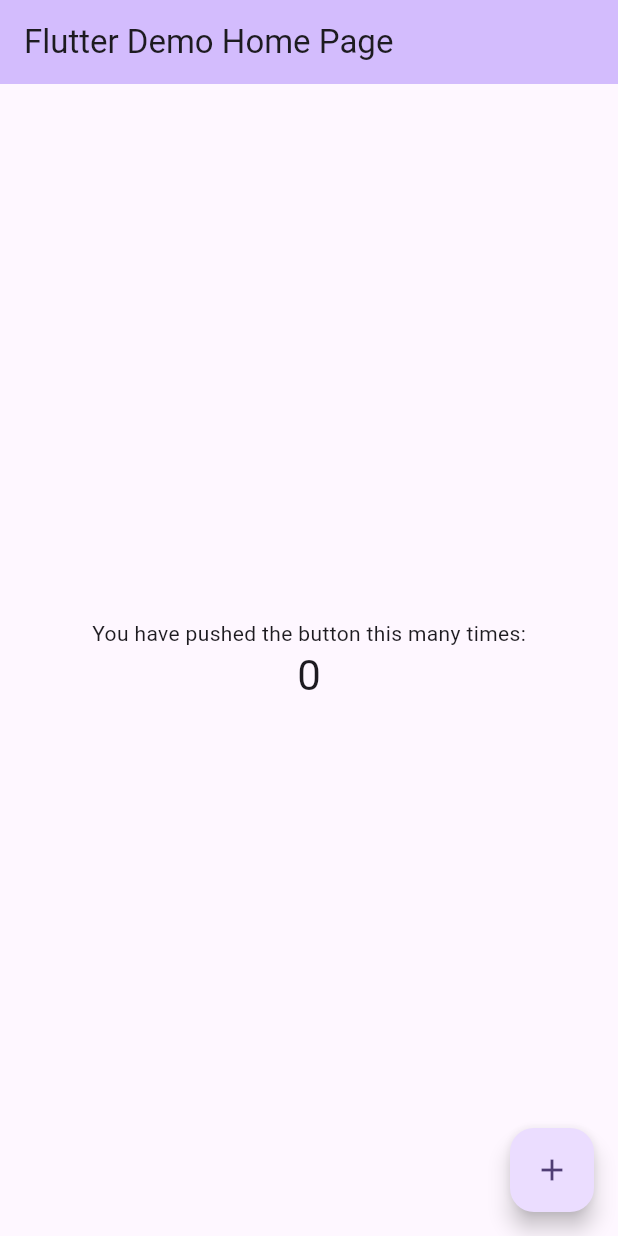
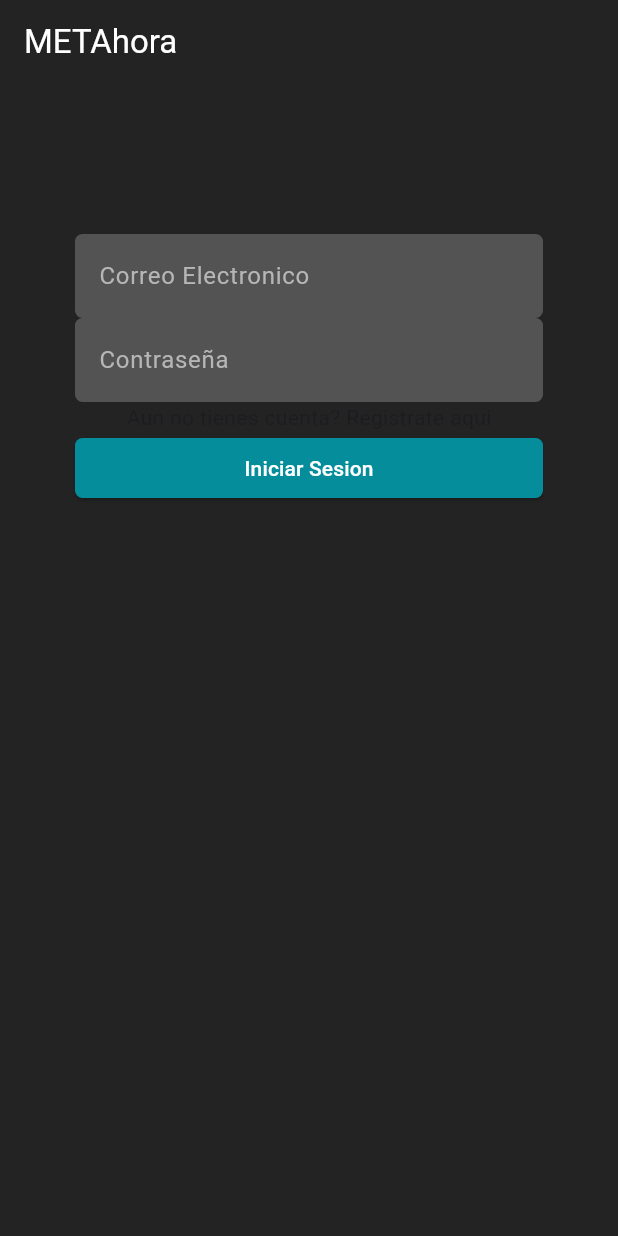
Before and after one commit to rodrigoFM17/MetaAhora_App_Flutter, a Flutter app: the screen it shows after launch, on a phone screen of 412 x 824 dp. Run offline on Flutter 3.47's test engine with Material 3 defaults, Android fonts, the phone set to English and light mode, and no system bars; missing offline and left inert: dart:ffi.

Commit message:
login en proceso

```diff
--- a/lib/main.dart
+++ b/lib/main.dart
@@ -1,4 +1,7 @@
 import 'package:flutter/material.dart';
+import 'package:meta_ahora/notes/presentation/screens/add_notes_screen.dart';
+import 'package:meta_ahora/notes/presentation/screens/notes_screen.dart';
+import 'package:meta_ahora/user/presentation/screen/login_screen.dart';
 
 void main() {
   runApp(const MyApp());
@@ -11,112 +14,14 @@ class MyApp extends StatelessWidget {
   @override
   Widget build(BuildContext context) {
     return MaterialApp(
-      title: 'Flutter Demo',
-      theme: ThemeData(
-        // This is the theme of your application.
-        //
-        // TRY THIS: Try running your application with "flutter run". You'll see
-        // the application has a purple toolbar. Then, without quitting the app,
-        // try changing the seedColor in the colorScheme below to Colors.green
-        // and then invoke "hot reload" (save your changes or press the "hot
-        // reload" button in a Flutter-supported IDE, or press "r" if you used
-        // the command line to start the app).
-        //
-        // Notice that the counter didn't reset back to zero; the application
-        // state is not lost during the reload. To reset the state, use hot
-        // restart instead.
-        //
-        // This works for code too, not just values: Most code changes can be
-        // tested with just a hot reload.
-        colorScheme: ColorScheme.fromSeed(seedColor: Colors.deepPurple),
-      ),
-      home: const MyHomePage(title: 'Flutter Demo Home Page'),
+      debugShowCheckedModeBanner: false,
+      title: 'METAhora',
+      initialRoute: "/login",
+      routes: {
+        // "/": (context) => NotesScreen(),
+        "/login" : (context) => LoginScreen(),
+        // "/notes/add" : (context) => AddNotesScreen()
+      },
     );
   }
 }
-
-class MyHomePage extends StatefulWidget {
-  const MyHomePage({super.key, required this.title});
-
-  // This widget is the home page of your application. It is stateful, meaning
-  // that it has a State object (defined below) that contains fields that affect
-  // how it looks.
-
-  // This class is the configuration for the state. It holds the values (in this
-  // case the title) provided by the parent (in this case the App widget) and
-  // used by the build method of the State. Fields in a Widget subclass are
-  // always marked "final".
-
-  final String title;
-
-  @override
-  State<MyHomePage> createState() => _MyHomePageState();
-}
-
-class _MyHomePageState extends State<MyHomePage> {
-  int _counter = 0;
-
-  void _incrementCounter() {
-    setState(() {
-      // This call to setState tells the Flutter framework that something has
-      // changed in this State, which causes it to rerun the build method below
-      // so that the display can reflect the updated values. If we changed
-      // _counter without calling setState(), then the build method would not be
-      // called again, and so nothing would appear to happen.
-      _counter++;
-    });
-  }
-
-  @override
-  Widget build(BuildContext context) {
-    // This method is rerun every time setState is called, for instance as done
-    // by the _incrementCounter method above.
-    //
-    // The Flutter framework has been optimized to make rerunning build methods
-    // fast, so that you can just rebuild anything that needs updating rather
-    // than having to individually change instances of widgets.
-    return Scaffold(
-      appBar: AppBar(
-        // TRY THIS: Try changing the color here to a specific color (to
-        // Colors.amber, perhaps?) and trigger a hot reload to see the AppBar
-        // change color while the other colors stay the same.
-        backgroundColor: Theme.of(context).colorScheme.inversePrimary,
-        // Here we take the value from the MyHomePage object that was created by
-        // the App.build method, and use it to set our appbar title.
-        title: Text(widget.title),
-      ),
-      body: Center(
-        // Center is a layout widget. It takes a single child and positions it
-        // in the middle of the parent.
-        child: Column(
-          // Column is also a layout widget. It takes a list of children and
-          // arranges them vertically. By default, it sizes itself to fit its
-          // children horizontally, and tries to be as tall as its parent.
-          //
-          // Column has various properties to control how it sizes itself and
-          // how it positions its children. Here we use mainAxisAlignment to
-          // center the children vertically; the main axis here is the vertical
-          // axis because Columns are vertical (the cross axis would be
-          // horizontal).
-          //
-          // TRY THIS: Invoke "debug painting" (choose the "Toggle Debug Paint"
-          // action in the IDE, or press "p" in the console), to see the
-          // wireframe for each widget.
-          mainAxisAlignment: MainAxisAlignment.center,
-          children: <Widget>[
-            const Text('You have pushed the button this many times:'),
-            Text(
-              '$_counter',
-              style: Theme.of(context).textTheme.headlineMedium,
-            ),
-          ],
-        ),
-      ),
-      floatingActionButton: FloatingActionButton(
-        onPressed: _incrementCounter,
-        tooltip: 'Increment',
-        child: const Icon(Icons.add),
-      ), // This trailing comma makes auto-formatting nicer for build methods.
-    );
-  }
-}
--- /dev/null
+++ b/lib/share/widgets/app_bar.dart
@@ -0,0 +1,20 @@
+import 'package:flutter/material.dart';
+
+getNotesAppBar({required context, showAddButton = false}) {
+  return AppBar(
+      backgroundColor: Color(0xFF232323),
+      title: Row(
+        mainAxisAlignment: MainAxisAlignment.spaceBetween,
+        children: [
+          Text("METAhora", style: TextStyle(color: Colors.white),),
+          if (showAddButton)
+            ElevatedButton(
+              onPressed: () {
+                Navigator.pushNamed(context, "/login/add");
+              },
+              child: Icon(Icons.add),
+            )
+        ],
+      ),
+    );
+}
--- /dev/null
+++ b/lib/share/widgets/textfield.dart
@@ -0,0 +1,57 @@
+
+import 'package:flutter/material.dart';
+
+getTextField({
+  required TextEditingController controller,
+  required String text
+}) {
+  return TextField(
+    controller: controller,
+    style: TextStyle(
+      color: Colors.white
+    ),
+    decoration: InputDecoration(
+      filled: true,
+      fillColor: Color(0xFF535353),
+      labelStyle: TextStyle(color: Color(0xFFB6B6B6)),
+      labelText: text,
+      border: OutlineInputBorder(
+        borderRadius: BorderRadius.circular(5),
+        borderSide: BorderSide.none
+      )
+    )
+  );
+}
+
+
+class CustomTextField extends StatelessWidget {
+
+  final String text;
+  final TextEditingController controller;
+
+  const CustomTextField({
+    super.key,
+    required this.controller,
+    required this.text
+  });
+
+  @override
+  Widget build(BuildContext context) {
+    return TextField(
+      controller: controller,
+      style: TextStyle(
+        color: Colors.white
+      ),
+      decoration: InputDecoration(
+        filled: true,
+        fillColor: Color(0xFF535353),
+        labelStyle: TextStyle(color: Color(0xFFB6B6B6)),
+        labelText: text,
+        border: OutlineInputBorder(
+          borderRadius: BorderRadius.circular(5),
+          borderSide: BorderSide.none
+        )
+      )
+    );
+  }
+}
--- /dev/null
+++ b/lib/user/data/datasource/iuser_repository.dart
@@ -0,0 +1,9 @@
+
+import 'package:meta_ahora/user/data/model/loginDTO.dart';
+import 'package:meta_ahora/user/data/model/userDTO.dart';
+
+abstract class IUserRepository {
+
+  Future<UserDTO?> login(LoginDTO credentials);
+
+}
--- /dev/null
+++ b/lib/user/data/model/loginDTO.dart
@@ -0,0 +1,11 @@
+
+class LoginDTO {
+
+  final String email;
+  final String password;
+
+  LoginDTO({
+    required this.email,
+    required this.password
+  });
+}
--- /dev/null
+++ b/lib/user/data/model/userDTO.dart
@@ -0,0 +1,16 @@
+
+class UserDTO {
+
+  final String id;
+  final String nickname;
+  final String email;
+  final String password;
+
+  UserDTO({
+    required this.id,
+    required this.nickname,
+    required this.email,
+    required this.password
+  });
+
+}
--- /dev/null
+++ b/lib/user/data/repository/user_repository.dart
@@ -0,0 +1,13 @@
+
+import 'package:meta_ahora/user/data/datasource/iuser_repository.dart';
+import 'package:meta_ahora/user/data/model/loginDTO.dart';
+import 'package:meta_ahora/user/data/model/userDTO.dart';
+
+class UserRepository implements IUserRepository {
+
+  @override
+  Future<UserDTO?> login(LoginDTO credentials) {
+    // TODO: implement login
+    throw UnimplementedError();
+  }
+}
--- /dev/null
+++ b/lib/user/presentation/screen/login_screen.dart
@@ -0,0 +1,69 @@
+
+import 'package:flutter/material.dart';
+import 'package:meta_ahora/share/widgets/app_bar.dart';
+import 'package:meta_ahora/share/widgets/textfield.dart';
+import 'package:meta_ahora/user/data/model/loginDTO.dart';
+import 'package:meta_ahora/user/data/repository/user_repository.dart';
+
+class LoginScreen extends StatefulWidget {
+  const LoginScreen({super.key});
+
+  @override
+  State<LoginScreen> createState() => _LoginScreenState();
+}
+
+class _LoginScreenState extends State<LoginScreen> {
+
+  final userRepository = UserRepository();
+  final TextEditingController _emailController = TextEditingController();
+  final TextEditingController _passwordController = TextEditingController();
+
+  loginUser() {
+    userRepository.login(LoginDTO(
+      email: _emailController.text,
+      password: _passwordController.text
+    ));
+  }
+
+  @override
+  Widget build(BuildContext context) {
+    return Scaffold(
+      appBar: getNotesAppBar(context: context),
+      backgroundColor: Color(0xFF232323),
+      body: Padding(
+        padding: const EdgeInsets.symmetric(horizontal: 50, vertical: 100),
+        child: Column(
+          children: [
+            CustomTextField(
+              controller: _emailController,
+              text: "Correo Electronico"
+            ),
+            CustomTextField(
+              controller: _passwordController,
+              text: "Contraseña"
+            ),
+            Text("Aun no tienes cuenta? Registrate aqui"),
+            SizedBox(
+              width: double.infinity,
+              child: ElevatedButton(
+                style: ElevatedButton.styleFrom(
+                  backgroundColor: Color(0xFF068D9C),
+                  shape: RoundedRectangleBorder(
+                    borderRadius: BorderRadius.circular(5)
+                  )
+                ),
+                onPressed: () {
+
+                },
+                child: Text(
+                  "Iniciar Sesion",
+                  style: TextStyle(color: Colors.white)
+                )
+              ),
+            )
+          ],
+        ),
+      ),
+    );
+  }
+}
--- a/pubspec.yaml
+++ b/pubspec.yaml
@@ -57,6 +57,8 @@ flutter:
   # the material Icons class.
   uses-material-design: true
 
+  assets:
+    - assets/logo.svg
   # To add assets to your application, add an assets section, like this:
   # assets:
   #   - images/a_dot_burr.jpeg
```
Also changed, not shown: lib/notes/presentation/screens/add_notes_screen.dart (added, +15 -0 lines), lib/notes/presentation/screens/notes_screen.dart (+5 -2 lines), lib/notes/presentation/widgets/appBar.dart (deleted, +0 -7 lines), lib/notes/presentation/widgets/notes_list.dart (added, +16 -0 lines), assets/logo.svg (renamed from lib/assets/logo.svg).
